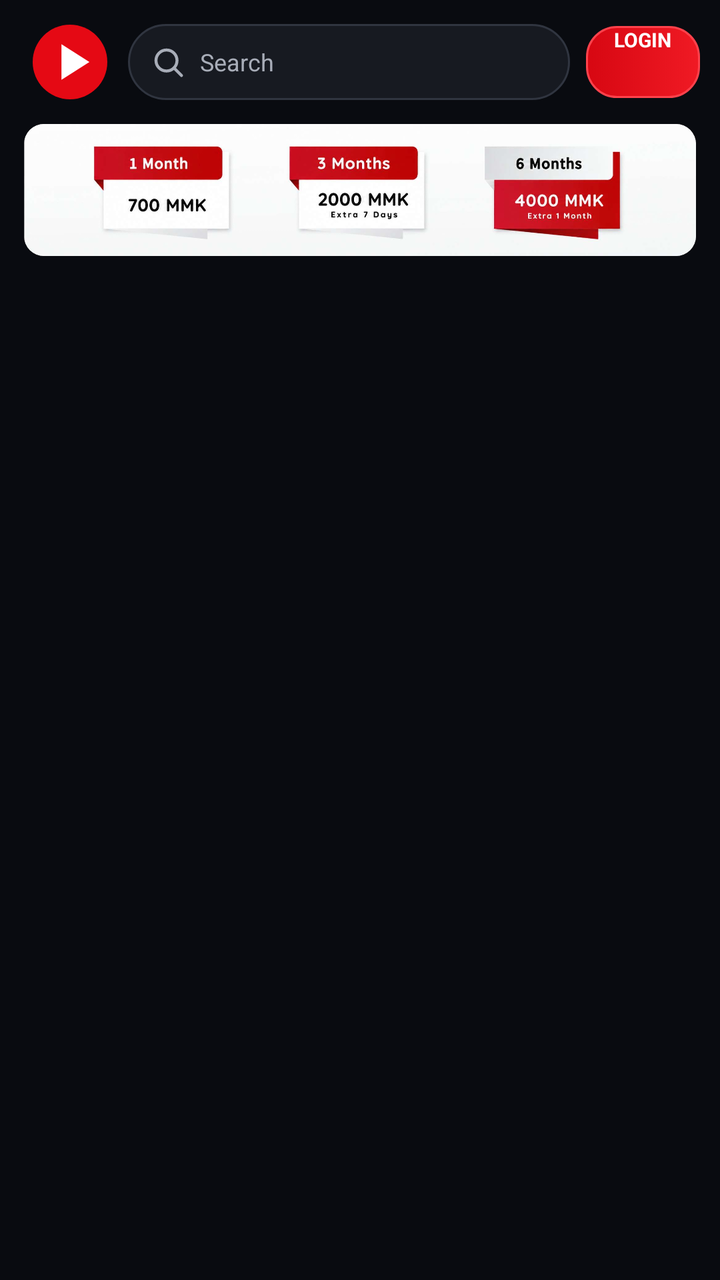
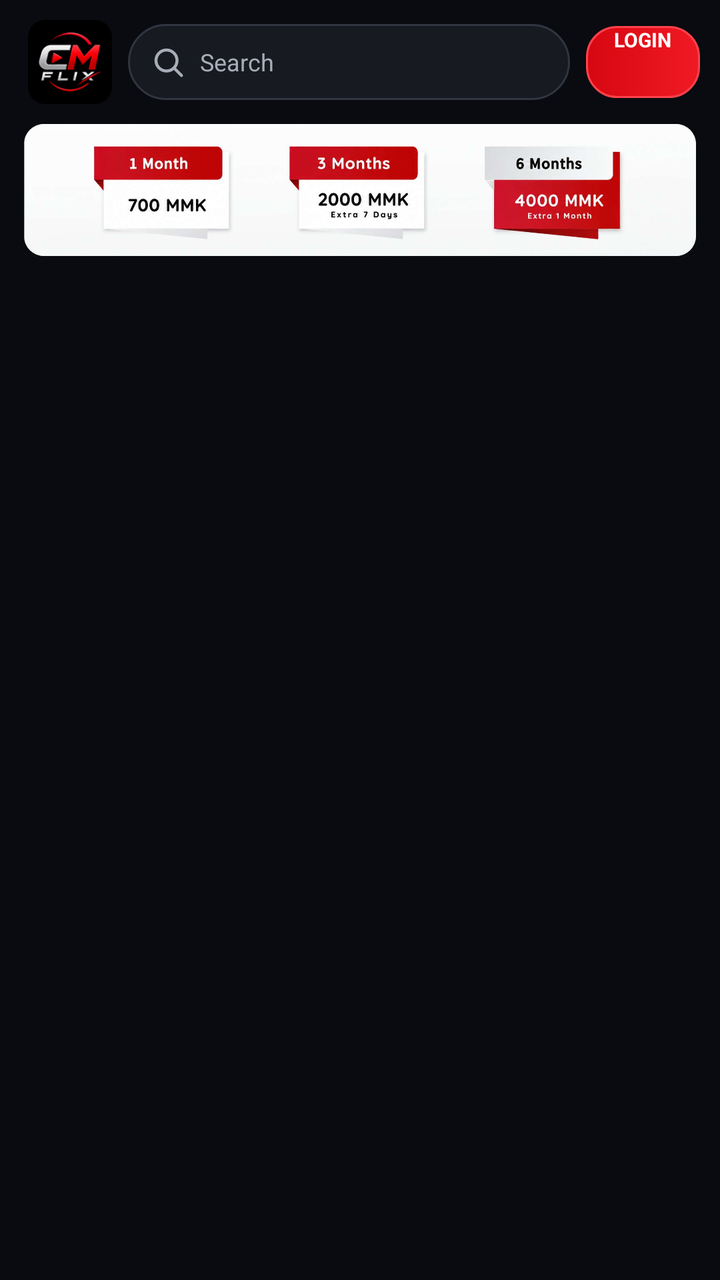

An Android layout rendered at two revisions. The XML below is the earlier revision; the diff shows what the commit changed to produce the second picture.
<!-- AndroidManifest.xml: activity theme Theme.CMFLIXNative.Starting -->
<!-- res/layout/activity_main.xml -->
<?xml version="1.0" encoding="utf-8"?>
<LinearLayout
    xmlns:android="http://schemas.android.com/apk/res/android"
    android:layout_width="match_parent"
    android:layout_height="match_parent"
    android:background="@color/dark_bg"
    android:orientation="vertical">

       <LinearLayout
        android:layout_width="match_parent"
        android:layout_height="wrap_content"
        android:gravity="center_vertical"
        android:orientation="horizontal"
        android:paddingStart="14dp"
        android:paddingTop="10dp"
        android:paddingEnd="10dp"
        android:paddingBottom="8dp">

        <ImageView
            android:layout_width="42dp"
            android:layout_height="42dp"
            android:contentDescription="@string/app_name"
            android:scaleType="fitCenter"
            android:src="@drawable/app_logo" />

        <EditText
            android:id="@+id/searchInput"
            android:layout_width="0dp"
            android:layout_height="38dp"
            android:layout_marginStart="8dp"
            android:layout_marginEnd="8dp"
            android:layout_weight="1"
            android:background="@drawable/search_bg"
            android:drawableStart="@drawable/search_icon"
            android:drawablePadding="7dp"
            android:drawableTint="@color/gray_text"
            android:gravity="center_vertical"
            android:hint="Search"
            android:imeOptions="actionSearch"
            android:inputType="text"
            android:maxLength="50"
            android:maxLines="1"
            android:paddingStart="11dp"
            android:paddingEnd="11dp"
            android:singleLine="true"
            android:textColor="@color/white"
            android:textColorHint="@color/gray_text"
            android:textSize="12sp" />

        <Button
            android:id="@+id/accountButton"
            android:layout_width="wrap_content"
            android:layout_height="36dp"
            android:maxWidth="118dp"
            android:background="@drawable/account_badge_bg"
            android:backgroundTint="@null"
            android:ellipsize="end"
            android:minHeight="0dp"
            android:minWidth="0dp"
            android:paddingStart="14dp"
            android:paddingEnd="14dp"
            android:singleLine="true"
            android:text="LOGIN"
            android:textAllCaps="false"
            android:textColor="@color/white"
            android:textSize="10sp"
            android:textStyle="bold" />

        <Button
    android:id="@+id/premiumButton"
    android:layout_width="wrap_content"
    android:layout_height="38dp"
    android:layout_marginStart="8dp"
    android:background="@drawable/vip_badge_bg"
    android:backgroundTint="@null"
    android:clickable="true"
    android:drawableStart="@drawable/ic_vip_crown"
    android:drawablePadding="7dp"
    android:focusable="true"
    android:gravity="center"
    android:includeFontPadding="false"
    android:minHeight="0dp"
    android:minWidth="88dp"
    android:paddingStart="12dp"
    android:paddingEnd="14dp"
    android:singleLine="true"
    android:text="Buy VIP"
    android:textAllCaps="false"
    android:textColor="#FFE135"
    android:textSize="11sp"
    android:textStyle="bold"
    android:visibility="gone" />


    </LinearLayout>

    <ImageView
    android:id="@+id/vipPlanBanner"
    android:layout_width="match_parent"
    android:layout_height="wrap_content"
    android:layout_marginStart="12dp"
    android:layout_marginTop="2dp"
    android:layout_marginEnd="12dp"
    android:layout_marginBottom="10dp"
    android:adjustViewBounds="true"
    android:background="@drawable/vip_banner_rounded_bg"
    android:clickable="true"
    android:clipToOutline="true"
    android:contentDescription="Open Telegram to buy VIP"
    android:focusable="true"
    android:maxHeight="190dp"
    android:scaleType="fitCenter"
    android:src="@drawable/vip_plan_banner" />


   

<LinearLayout
    android:id="@+id/searchHistoryRow"
    android:layout_width="match_parent"
    android:layout_height="wrap_content"
    android:gravity="center_vertical"
    android:orientation="horizontal"
    android:paddingStart="16dp"
    android:paddingEnd="12dp"
    android:paddingBottom="6dp"
    android:visibility="gone">

    <HorizontalScrollView
        android:layout_width="0dp"
        android:layout_height="wrap_content"
        android:layout_weight="1"
        android:scrollbars="none">

        <LinearLayout
            android:id="@+id/searchHistoryContainer"
            android:layout_width="wrap_content"
            android:layout_height="wrap_content"
            android:orientation="horizontal" />

    </HorizontalScrollView>

    <TextView
        android:id="@+id/clearSearchHistoryButton"
        android:layout_width="wrap_content"
        android:layout_height="36dp"
        android:gravity="center"
        android:paddingStart="10dp"
        android:paddingEnd="4dp"
        android:text="CLEAR"
        android:textColor="@color/brand_red"
        android:textSize="11sp"
        android:textStyle="bold" />

</LinearLayout>

    
    <HorizontalScrollView
    android:layout_width="match_parent"
    android:layout_height="wrap_content"
    android:fillViewport="false"
    android:scrollbars="none">

    <LinearLayout
        android:id="@+id/categoryBar"
        android:layout_width="wrap_content"
        android:layout_height="wrap_content"
        android:gravity="center_vertical"
        android:orientation="horizontal"
        android:paddingStart="10dp"
        android:paddingTop="5dp"
        android:paddingEnd="10dp"
        android:paddingBottom="7dp" />

</HorizontalScrollView>

<LinearLayout
    android:layout_width="match_parent"
    android:layout_height="wrap_content"
    android:gravity="center_vertical|end"
    android:orientation="horizontal"
    android:paddingStart="16dp"
    android:paddingEnd="16dp">

    
    <TextView
        android:id="@+id/sectionTitle"
        android:layout_width="0dp"
        android:layout_height="0dp"
        android:text="Movies"
        android:visibility="gone" />

    
    <TextView
        android:id="@+id/localClearButton"
        android:layout_width="wrap_content"
        android:layout_height="38dp"
        android:gravity="center"
        android:paddingStart="12dp"
        android:text="CLEAR"
        android:textColor="@color/brand_red"
        android:textSize="11sp"
        android:textStyle="bold"
        android:visibility="gone" />

</LinearLayout>


    <FrameLayout
        android:layout_width="match_parent"
        android:layout_height="0dp"
        android:layout_weight="1">

        <androidx.recyclerview.widget.RecyclerView
            android:id="@+id/recycler"
            android:layout_width="match_parent"
            android:layout_height="match_parent"
            android:clipToPadding="false"
            android:overScrollMode="never"
            android:paddingStart="7dp"
            android:paddingTop="2dp"
            android:paddingEnd="7dp"
            android:paddingBottom="24dp"
            android:scrollbars="none" />

        <TextView
            android:id="@+id/errorText"
            android:layout_width="match_parent"
            android:layout_height="wrap_content"
            android:layout_gravity="center"
            android:gravity="center"
            android:padding="24dp"
            android:textColor="@color/gray_text"
            android:textSize="14sp"
            android:visibility="gone" />

        <ProgressBar
            android:id="@+id/progress"
            android:layout_width="44dp"
            android:layout_height="44dp"
            android:layout_gravity="bottom|center_horizontal"
            android:layout_marginBottom="18dp"
            android:visibility="gone" />

    </FrameLayout>

</LinearLayout>
<!-- resources referenced by this layout -->
<resources>
  <color name="brand_red">#E50914</color>
  <color name="dark_bg">#090B10</color>
  <color name="gray_text">#A8ADB8</color>
  <color name="white">#FFFFFF</color>
  <!-- drawable app_logo (drawable) -->
  <?xml version="1.0" encoding="utf-8"?>
  <vector
      xmlns:android="http://schemas.android.com/apk/res/android"
      android:width="108dp"
      android:height="108dp"
      android:viewportWidth="108"
      android:viewportHeight="108">
  
      <path
          android:fillColor="#E50914"
          android:pathData="M54,6A48,48 0,1 0,54 102A48,48 0,1 0,54 6" />
  
      <path
          android:fillColor="#FFFFFF"
          android:pathData="M43,31 L43,77 L79,54 Z" />
  
  </vector>
  <!-- drawable ic_vip_crown (drawable) -->
  <?xml version="1.0" encoding="utf-8"?>
  <vector
      xmlns:android="http://schemas.android.com/apk/res/android"
      android:width="18dp"
      android:height="18dp"
      android:viewportWidth="24"
      android:viewportHeight="24">
  
      <path
          android:fillColor="#FFE135"
          android:pathData="M5,16L3,5l5.5,5L12,4l3.5,6L21,5l-2,11H5M19,19c0,0.6 -0.4,1 -1,1H6c-0.6,0 -1,-0.4 -1,-1v-1h14v1z" />
  
  </vector>
  <!-- drawable search_bg (drawable) -->
  <?xml version="1.0" encoding="utf-8"?>
  <shape
      xmlns:android="http://schemas.android.com/apk/res/android"
      android:shape="rectangle">
  
      <solid android:color="#171A21" />
  
      <corners android:radius="22dp" />
  
      <stroke
          android:width="1dp"
          android:color="#303540" />
  
  </shape>
  <!-- drawable search_icon (drawable) -->
  <?xml version="1.0" encoding="utf-8"?>
  <vector
      xmlns:android="http://schemas.android.com/apk/res/android"
      android:width="18dp"
      android:height="18dp"
      android:viewportWidth="24"
      android:viewportHeight="24">
  
      <path
          android:fillColor="@android:color/transparent"
          android:pathData="M11,4A7,7 0,1 0,11 18A7,7 0,1 0,11 4"
          android:strokeColor="#A8ADB8"
          android:strokeLineCap="round"
          android:strokeLineJoin="round"
          android:strokeWidth="2" />
  
      <path
          android:fillColor="@android:color/transparent"
          android:pathData="M16,16 L21,21"
          android:strokeColor="#A8ADB8"
          android:strokeLineCap="round"
          android:strokeWidth="2" />
  
  </vector>
  <!-- drawable vip_banner_rounded_bg (drawable) -->
  <?xml version="1.0" encoding="utf-8"?>
  <shape
      xmlns:android="http://schemas.android.com/apk/res/android"
      android:shape="rectangle">
  
      <solid android:color="#FFFFFF" />
  
      <corners android:radius="10dp" />
  
  </shape>
  <string name="app_name">CMFLIX</string>
  <style name="Theme.CMFLIXNative.Starting" parent="Theme.SplashScreen">
  
          <item name="windowSplashScreenBackground">
              @color/dark_bg
          </item>
  
          <item name="windowSplashScreenAnimatedIcon">
              @drawable/my_logo
          </item>
  
          <item name="windowSplashScreenIconBackgroundColor">
              @color/dark_bg
          </item>
  
          <item name="postSplashScreenTheme">
              @style/Theme.CMFLIXNative
          </item>
  
      </style>
  <style name="Theme.CMFLIXNative" parent="Theme.AppCompat.DayNight.NoActionBar">
  
          <item name="android:fontFamily">
              sans
          </item>
  
          <item name="android:windowActionModeOverlay">
              true
          </item>
  
          <item name="android:colorAccent">
              @color/white
          </item>
  
          <item name="android:navigationBarColor">
              @color/black
          </item>
  
          <item name="android:statusBarColor">
              @color/black
          </item>
  
          <item name="android:windowLightStatusBar">
              false
          </item>
  
          <item name="android:windowBackground">
              @color/dark_bg
          </item>
  
      </style>
  <color name="black">#000000</color>
  <!-- unchanged entries left out for length: 4 -->
</resources>

<!-- the commit's change to res/layout/activity_main.xml (unified diff, before → after) -->
@@ -17,11 +17,13 @@
         android:paddingBottom="8dp">
 
         <ImageView
-            android:layout_width="42dp"
-            android:layout_height="42dp"
-            android:contentDescription="@string/app_name"
-            android:scaleType="fitCenter"
-            android:src="@drawable/app_logo" />
+    android:layout_width="42dp"
+    android:layout_height="42dp"
+    android:contentDescription="@string/app_name"
+    android:scaleType="fitCenter"
+    android:adjustViewBounds="true"
+    android:src="@drawable/my_logo" />
+
 
         <EditText
             android:id="@+id/searchInput"
<!-- resource entries referenced after the edit -->
@@ -4,24 +4,6 @@
   <color name="dark_bg">#090B10</color>
   <color name="gray_text">#A8ADB8</color>
   <color name="white">#FFFFFF</color>
-  <!-- drawable app_logo (drawable) -->
-  <?xml version="1.0" encoding="utf-8"?>
-  <vector
-      xmlns:android="http://schemas.android.com/apk/res/android"
-      android:width="108dp"
-      android:height="108dp"
-      android:viewportWidth="108"
-      android:viewportHeight="108">
-  
-      <path
-          android:fillColor="#E50914"
-          android:pathData="M54,6A48,48 0,1 0,54 102A48,48 0,1 0,54 6" />
-  
-      <path
-          android:fillColor="#FFFFFF"
-          android:pathData="M43,31 L43,77 L79,54 Z" />
-  
-  </vector>
   <!-- drawable ic_vip_crown (drawable) -->
   <?xml version="1.0" encoding="utf-8"?>
   <vector
